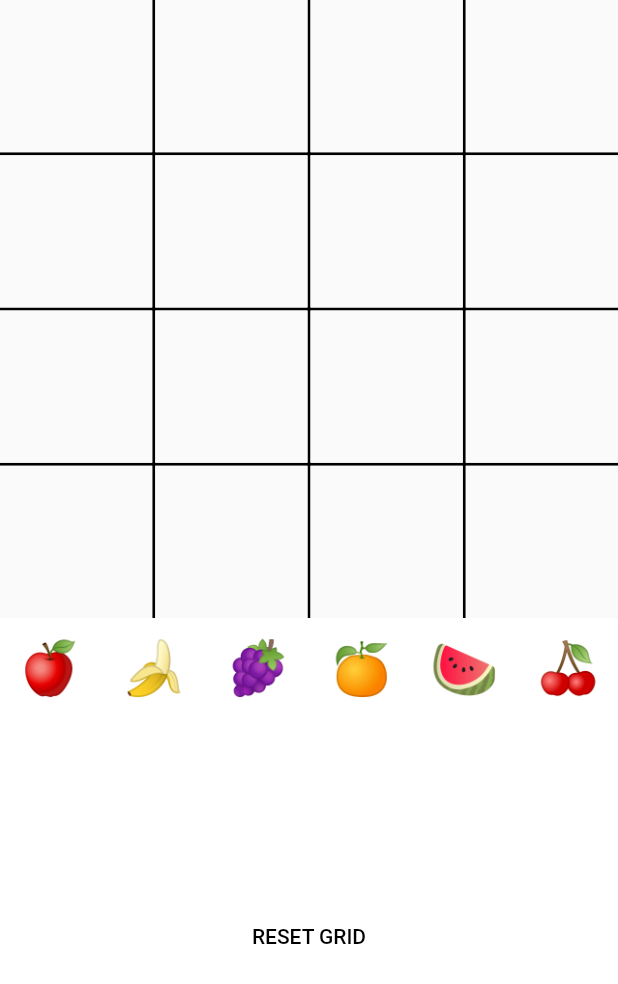
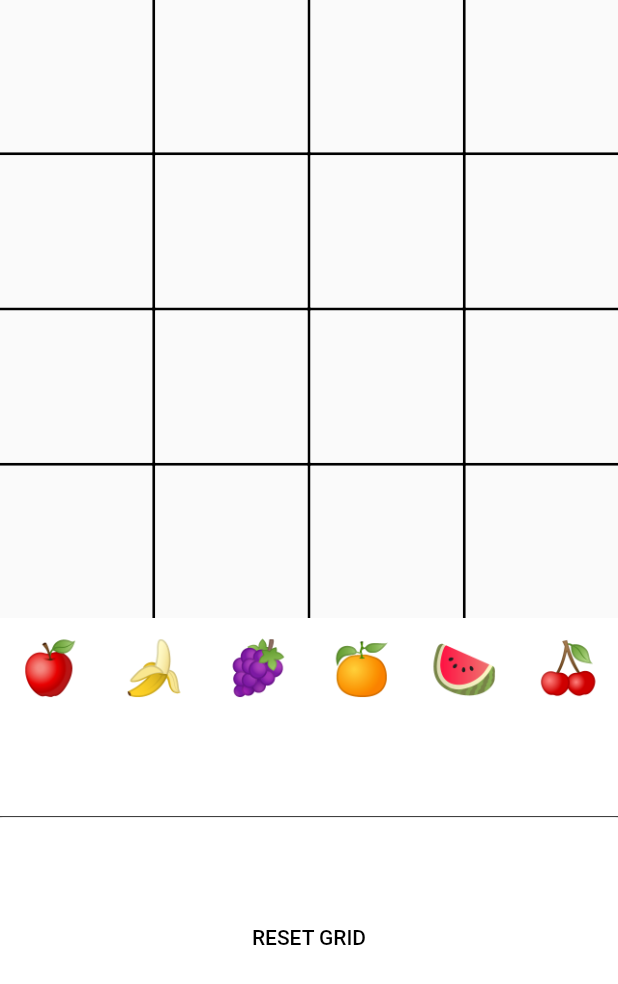
Before and after one commit to theogz/perfect-match-companion, a Flutter app: the screen it shows after launch, on a phone screen of 412 x 824 dp. Shown: the top 984 px of the screen. Run offline on Flutter 3.47's test engine with Material 2 defaults, Android fonts, the light colour scheme and no system bars.

Commit message:
:sparkles: divider

```diff
--- a/lib/homepage.dart
+++ b/lib/homepage.dart
@@ -108,6 +108,10 @@ class _HomePageState extends State<HomePage> {
             ),
           ),
         ),
+        Divider(
+          height: 1,
+          color: Colors.black,
+        ),
         // Reset grid functionality.
         ConstrainedBox(
           constraints: BoxConstraints(minWidth: 500, minHeight: 160),
@@ -115,7 +119,9 @@ class _HomePageState extends State<HomePage> {
             color: Colors.white,
             child: FlatButton(
               color: Colors.white,
-              child: Text('RESET GRID', style: TextStyle(color: Colors.black)),
+              child: Center(
+                  child: Text('RESET GRID',
+                      style: TextStyle(color: Colors.black))),
               onPressed: () => _clearArray(),
             ),
           ),
```
